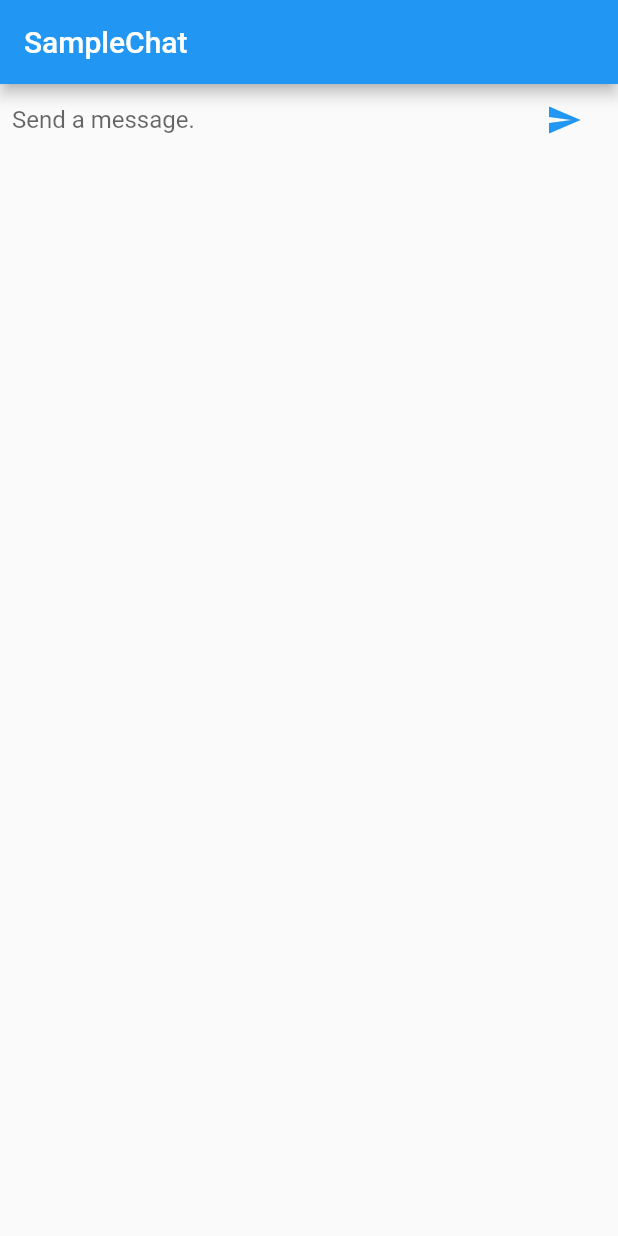
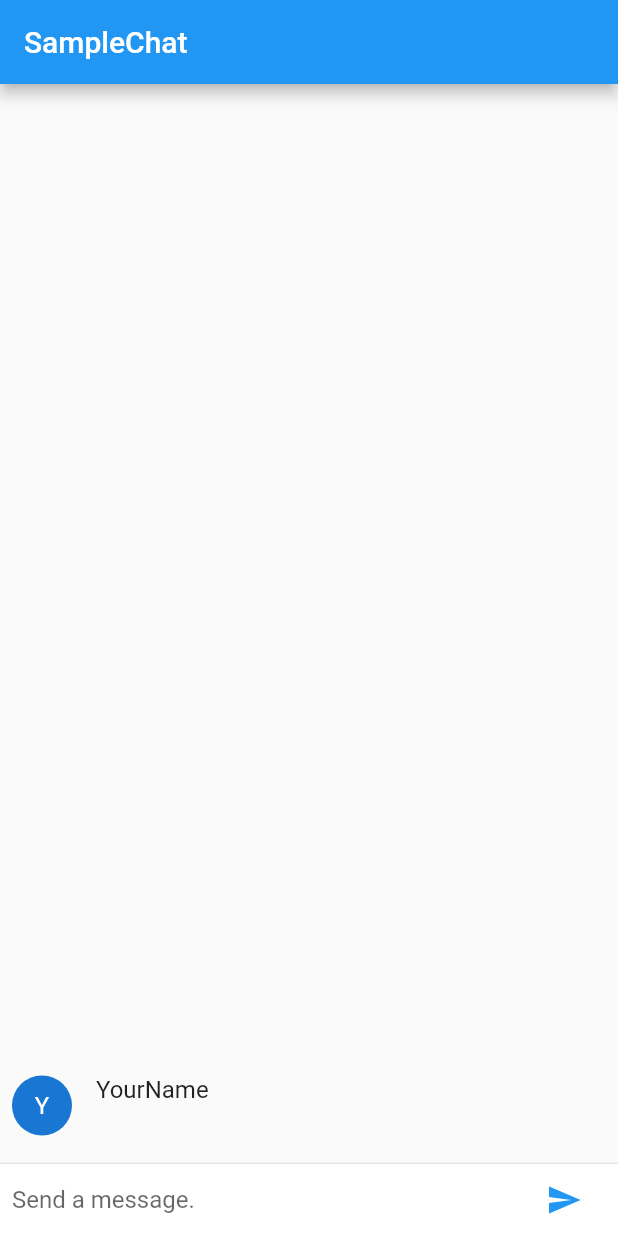
Before and after one commit to aloerina01/flutter_sample, a Flutter app: the screen it shows after launch, after a tap on the "send" icon, on a phone screen of 412 x 824 dp. Run offline on Flutter 3.47's test engine with Material 2 defaults, Android fonts, the phone set to English and light mode, and no system bars.

Commit message:
Implement ChatMessage model

```diff
--- /dev/null
+++ b/lib/ChatMessage.dart
@@ -0,0 +1,34 @@
+import 'package:flutter/material.dart';
+
+const String _name = 'YourName';
+
+class ChatMessage extends StatelessWidget {
+  ChatMessage({this.text});
+  final String text;
+
+  @override
+  Widget build(BuildContext context) {
+    return new Container(
+      margin: const EdgeInsets.symmetric(vertical: 10.0),
+      child: new Row(
+        crossAxisAlignment: CrossAxisAlignment.start,
+        children: <Widget>[
+          new Container(
+            margin: const EdgeInsets.only(right: 16.0),
+            child: new CircleAvatar(child: new Text(_name[0]))
+          ),
+          new Column(
+            crossAxisAlignment: CrossAxisAlignment.start,
+            children: <Widget>[
+              new Text(_name, style: Theme.of(context).textTheme.subhead),
+              new Container(
+                margin: const EdgeInsets.only(top: 5.0),
+                child: new Text(text)
+              )
+            ],
+          )
+        ],
+      )
+    );
+  }
+}
--- a/lib/ChatScreen.dart
+++ b/lib/ChatScreen.dart
@@ -1,4 +1,5 @@
 import 'package:flutter/material.dart';
+import './ChatMessage.dart';
 
 class ChatScreen extends StatefulWidget {
   State createState() {
@@ -7,14 +8,32 @@ class ChatScreen extends StatefulWidget {
 }
 
 class ChatScreenState extends State<ChatScreen> {
-
+  final List<ChatMessage> _messages = <ChatMessage>[];
   final TextEditingController _textController = new TextEditingController();
 
   @override
   Widget build(BuildContext context) {
     return new Scaffold(
       appBar: new AppBar(title: new Text('SampleChat')),
-      body: _buildTextComposer()
+      body: new Column(
+        children: <Widget>[
+          new Flexible(
+            child: new ListView.builder(
+              padding: new EdgeInsets.all(8.0),
+              reverse: true,
+              itemBuilder: (_, int index) => _messages[index],
+              itemCount: _messages.length
+            )
+          ),
+          new Divider(height: 1.0),
+          new Container(
+            decoration: new BoxDecoration(
+              color: Theme.of(context).cardColor
+            ),
+            child: _buildTextComposer()
+          )
+        ],
+      )
     );
   }
 
@@ -47,5 +66,9 @@ class ChatScreenState extends State<ChatScreen> {
 
   void _handleSubmitted(String text) {
     _textController.clear();
+    ChatMessage message = new ChatMessage(text: text);
+    setState(() {
+      _messages.insert(0, message);
+    });
   }
 }
--- a/lib/main.dart
+++ b/lib/main.dart
@@ -7,7 +7,7 @@ class MyApp extends StatelessWidget {
   Widget build(BuildContext context) {
     return new MaterialApp(
       title: _title(),
-      home: new ChatScreen(),
+      home: new ChatScreen()
     );
   }
 
```
